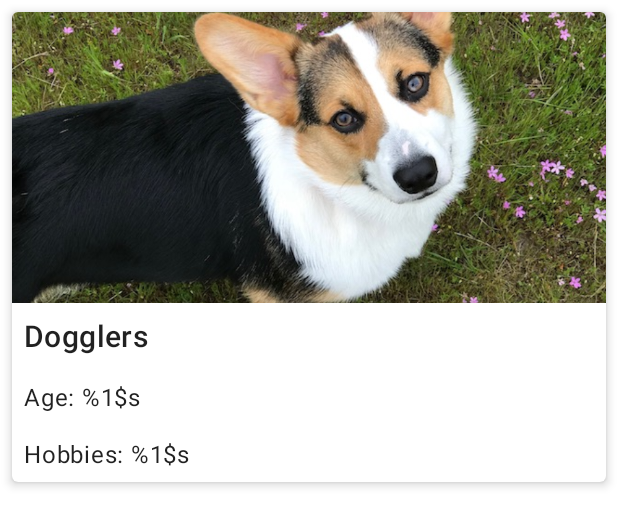
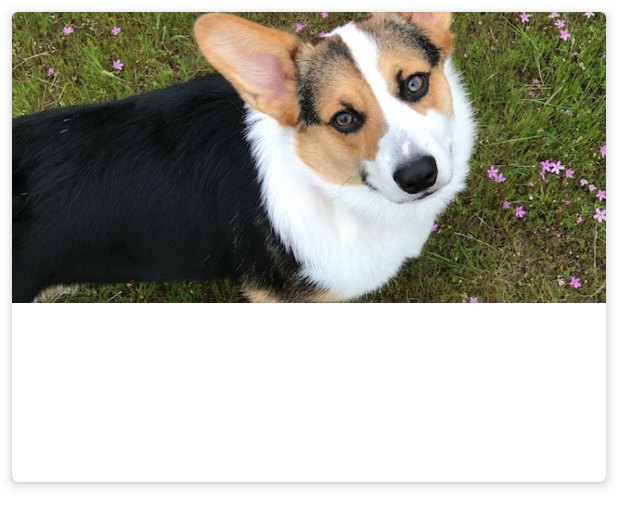
Before and after one commit to JanaYAlSalem/Dogglers, an Android app: the layout grid_list_item.xml on its own in the app's theme, with its tools: preview values and no code run, on a phone screen of 412 x 824 dp. Shown: the top 526 px of the screen. Run offline under Robolectric (Android 15) with nearby library versions, the phone set to English and light mode, and no system bars.

Commit message:
error fixed

```diff
--- a/app/src/main/res/layout/grid_list_item.xml
+++ b/app/src/main/res/layout/grid_list_item.xml
@@ -1,5 +1,19 @@
 <?xml version="1.0" encoding="utf-8"?>
-
+<!--
+  ~ Copyright (C) 2021 The Android Open Source Project.
+  ~
+  ~ Licensed under the Apache License, Version 2.0 (the "License");
+  ~ you may not use this file except in compliance with the License.
+  ~ You may obtain a copy of the License at
+  ~
+  ~     http://www.apache.org/licenses/LICENSE-2.0
+  ~
+  ~ Unless required by applicable law or agreed to in writing, software
+  ~ distributed under the License is distributed on an "AS IS" BASIS,
+  ~ WITHOUT WARRANTIES OR CONDITIONS OF ANY KIND, either express or implied.
+  ~ See the License for the specific language governing permissions and
+  ~ limitations under the License.
+  -->
 <com.google.android.material.card.MaterialCardView
     xmlns:app="http://schemas.android.com/apk/res-auto"
     xmlns:android="http://schemas.android.com/apk/res/android"
@@ -14,9 +28,10 @@
         android:layout_width="match_parent"
         android:layout_height="wrap_content">
 
-        <!-- grid view list, card take up the width of the screen.-->
-        <!-- ImageView: height: 194dp,width match the card and scaleType should be set to centerCrop-->
-
+        <!-- TODO: Note that this list item will be used in a grid view which requires a
+                different layout because the list will have two columns of cards.
+                This means that the information within the card must stack the vertically
+                since there is less room in terms of width.-->
         <ImageView
             android:id="@+id/dog_image"
             android:layout_width="match_parent"
@@ -35,8 +50,7 @@
             android:layout_marginTop="8dp"
             android:textAppearance="?attr/textAppearanceHeadline6"
             app:layout_constraintStart_toStartOf="parent"
-            app:layout_constraintTop_toBottomOf="@id/dog_image"
-            tools:text="@string/app_name"/>
+            app:layout_constraintTop_toBottomOf="@id/dog_image" />
 
         <TextView
             android:id="@+id/ageOfdog"
@@ -46,11 +60,10 @@
             android:layout_marginTop="16dp"
             android:textAppearance="?attr/textAppearanceBody1"
             app:layout_constraintStart_toStartOf="parent"
-            app:layout_constraintTop_toBottomOf="@id/nameOfdog"
-            tools:text="@string/dog_age"/>
+            app:layout_constraintTop_toBottomOf="@id/nameOfdog" />
 
         <TextView
-            android:id="@+id/hobbiesOfdog"
+            android:id="@+id/hobbies"
             android:layout_width="wrap_content"
             android:layout_height="wrap_content"
             android:layout_marginStart="8dp"
@@ -59,9 +72,9 @@
             android:textAppearance="?attr/textAppearanceBody1"
             app:layout_constraintBottom_toBottomOf="parent"
             app:layout_constraintStart_toStartOf="parent"
-            app:layout_constraintTop_toBottomOf="@id/ageOfdog"
-            tools:text="@string/dog_hobbies"/>
+            app:layout_constraintTop_toBottomOf="@id/ageOfdog" />
 
 
     </androidx.constraintlayout.widget.ConstraintLayout>
+
 </com.google.android.material.card.MaterialCardView>
```
Also changed, not shown: app/src/main/java/com/example/dogglers/adapter/DogCardAdapter.kt (+38 -44 lines).
